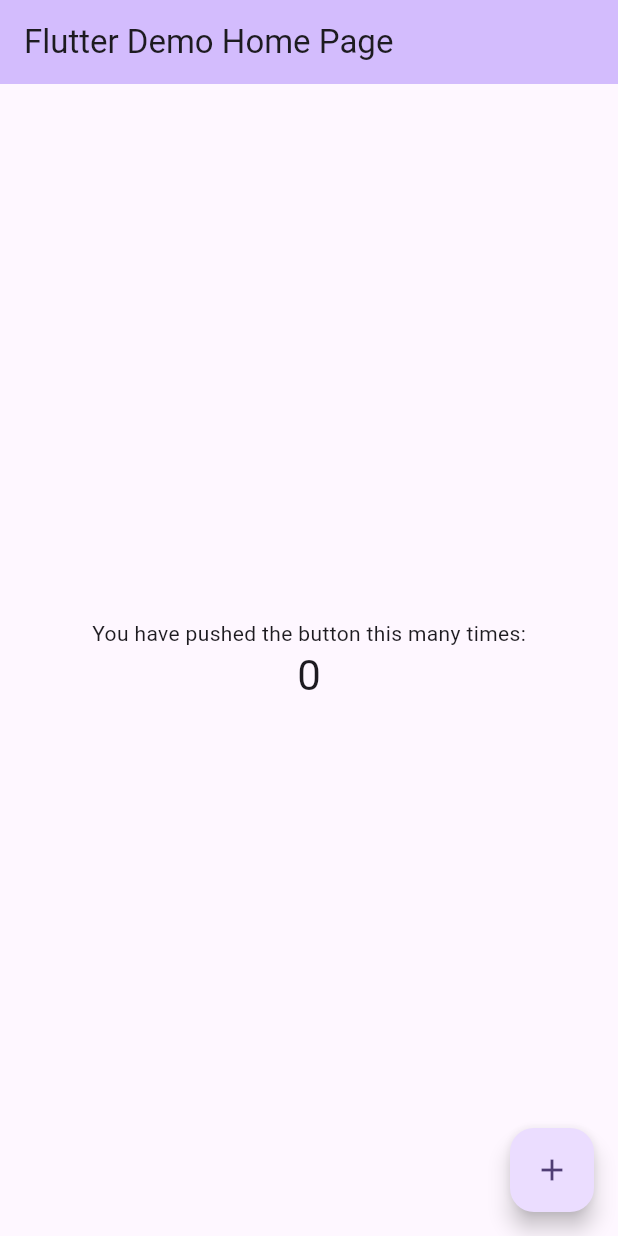
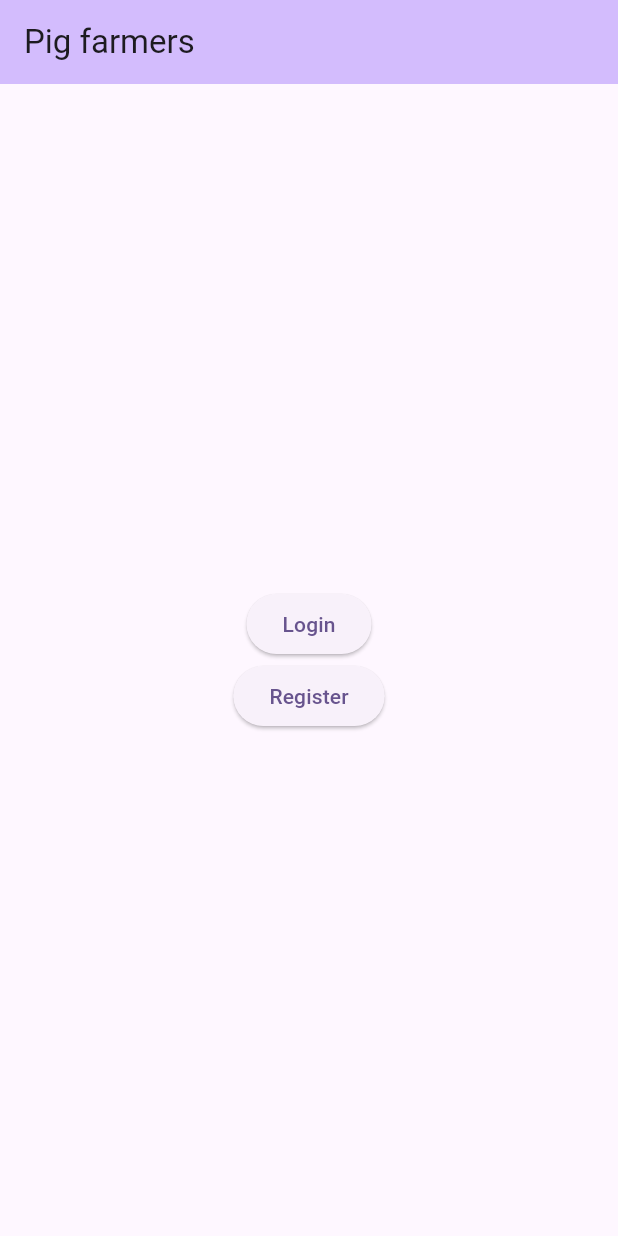
Before and after one commit to Pericles001/dpsd_project_frontend, a Flutter app: the screen it shows after launch, on a phone screen of 412 x 824 dp. Run offline on Flutter 3.47's test engine with Material 3 defaults, Android fonts, the phone set to English and light mode, and no system bars.

Commit message:
Edit main file with application subscription menu

```diff
--- a/lib/main.dart
+++ b/lib/main.dart
@@ -1,4 +1,7 @@
 import 'package:flutter/material.dart';
+
+import 'auth/login.dart';
+import 'auth/register.dart';
 
 void main() {
   runApp(const MyApp());
@@ -7,46 +10,21 @@
 class MyApp extends StatelessWidget {
   const MyApp({super.key});
 
-  // This widget is the root of your application.
   @override
   Widget build(BuildContext context) {
     return MaterialApp(
-      title: 'Flutter Demo',
+      title: 'Pig farmers',
       theme: ThemeData(
-        // This is the theme of your application.
-        //
-        // TRY THIS: Try running your application with "flutter run". You'll see
-        // the application has a purple toolbar. Then, without quitting the app,
-        // try changing the seedColor in the colorScheme below to Colors.green
-        // and then invoke "hot reload" (save your changes or press the "hot
-        // reload" button in a Flutter-supported IDE, or press "r" if you used
-        // the command line to start the app).
-        //
-        // Notice that the counter didn't reset back to zero; the application
-        // state is not lost during the reload. To reset the state, use hot
-        // restart instead.
-        //
-        // This works for code too, not just values: Most code changes can be
-        // tested with just a hot reload.
         colorScheme: ColorScheme.fromSeed(seedColor: Colors.deepPurple),
         useMaterial3: true,
       ),
-      home: const MyHomePage(title: 'Flutter Demo Home Page'),
+      home: const MyHomePage(title: 'Pig farmers'),
     );
   }
 }
 
 class MyHomePage extends StatefulWidget {
   const MyHomePage({super.key, required this.title});
-
-  // This widget is the home page of your application. It is stateful, meaning
-  // that it has a State object (defined below) that contains fields that affect
-  // how it looks.
-
-  // This class is the configuration for the state. It holds the values (in this
-  // case the title) provided by the parent (in this case the App widget) and
-  // used by the build method of the State. Fields in a Widget subclass are
-  // always marked "final".
 
   final String title;
 
@@ -55,71 +33,38 @@
 }
 
 class _MyHomePageState extends State<MyHomePage> {
-  int _counter = 0;
-
-  void _incrementCounter() {
-    setState(() {
-      // This call to setState tells the Flutter framework that something has
-      // changed in this State, which causes it to rerun the build method below
-      // so that the display can reflect the updated values. If we changed
-      // _counter without calling setState(), then the build method would not be
-      // called again, and so nothing would appear to happen.
-      _counter++;
-    });
-  }
-
   @override
   Widget build(BuildContext context) {
-    // This method is rerun every time setState is called, for instance as done
-    // by the _incrementCounter method above.
-    //
-    // The Flutter framework has been optimized to make rerunning build methods
-    // fast, so that you can just rebuild anything that needs updating rather
-    // than having to individually change instances of widgets.
     return Scaffold(
       appBar: AppBar(
-        // TRY THIS: Try changing the color here to a specific color (to
-        // Colors.amber, perhaps?) and trigger a hot reload to see the AppBar
-        // change color while the other colors stay the same.
         backgroundColor: Theme.of(context).colorScheme.inversePrimary,
-        // Here we take the value from the MyHomePage object that was created by
-        // the App.build method, and use it to set our appbar title.
         title: Text(widget.title),
       ),
       body: Center(
-        // Center is a layout widget. It takes a single child and positions it
-        // in the middle of the parent.
         child: Column(
-          // Column is also a layout widget. It takes a list of children and
-          // arranges them vertically. By default, it sizes itself to fit its
-          // children horizontally, and tries to be as tall as its parent.
-          //
-          // Column has various properties to control how it sizes itself and
-          // how it positions its children. Here we use mainAxisAlignment to
-          // center the children vertically; the main axis here is the vertical
-          // axis because Columns are vertical (the cross axis would be
-          // horizontal).
-          //
-          // TRY THIS: Invoke "debug painting" (choose the "Toggle Debug Paint"
-          // action in the IDE, or press "p" in the console), to see the
-          // wireframe for each widget.
           mainAxisAlignment: MainAxisAlignment.center,
           children: <Widget>[
-            const Text(
-              'You have pushed the button this many times:',
+            ElevatedButton(
+              onPressed: () {
+                Navigator.push(
+                  context,
+                  MaterialPageRoute(builder: (context) => LoginPage()),
+                );
+              },
+              child: Text('Login'),
             ),
-            Text(
-              '$_counter',
-              style: Theme.of(context).textTheme.headlineMedium,
+            ElevatedButton(
+              onPressed: () {
+                Navigator.push(
+                  context,
+                  MaterialPageRoute(builder: (context) => RegisterPage()),
+                );
+              },
+              child: Text('Register'),
             ),
           ],
         ),
       ),
-      floatingActionButton: FloatingActionButton(
-        onPressed: _incrementCounter,
-        tooltip: 'Increment',
-        child: const Icon(Icons.add),
-      ), // This trailing comma makes auto-formatting nicer for build methods.
     );
   }
 }
```
